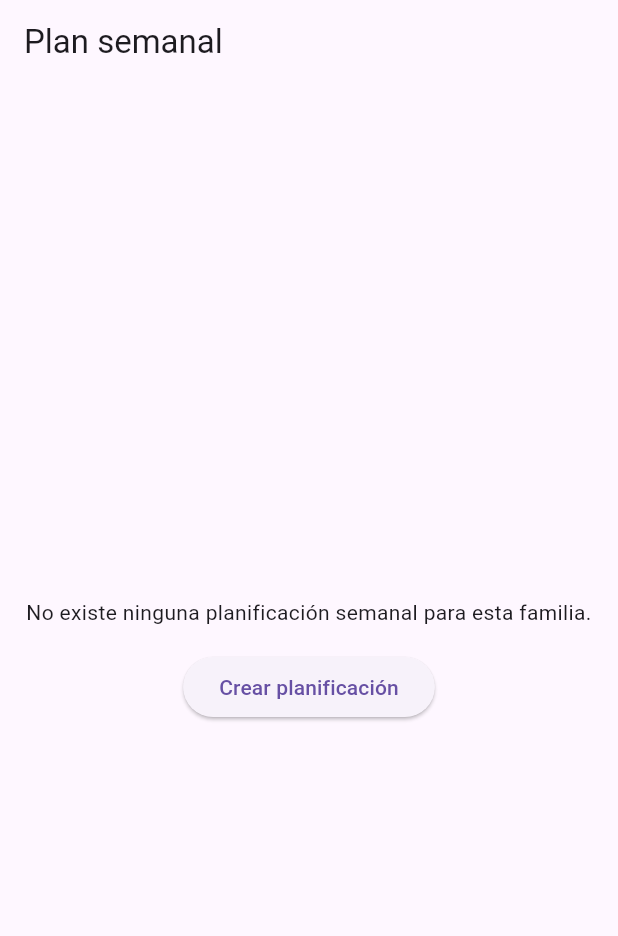
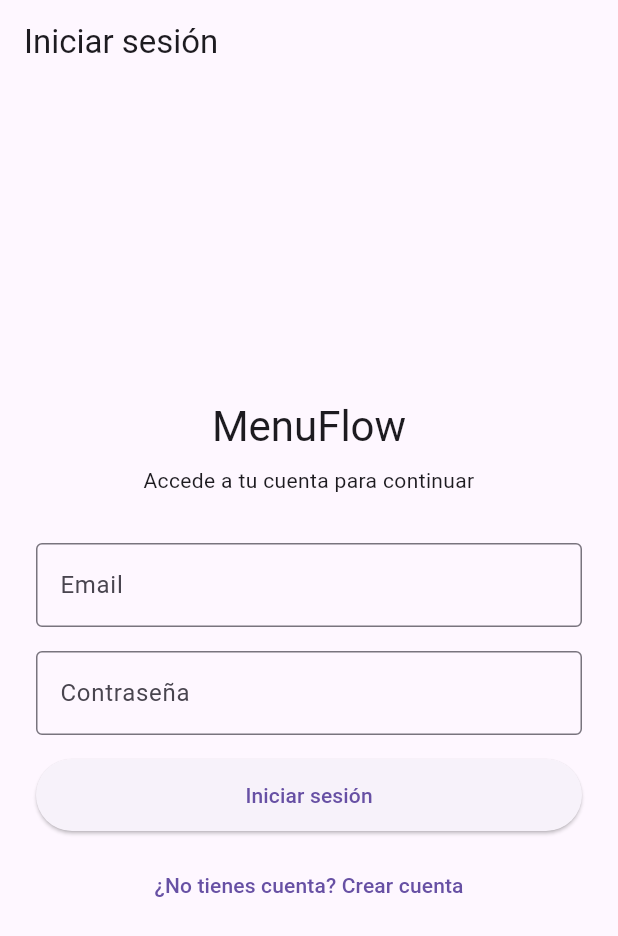
Before and after one commit to fh0069/menuflow, a Flutter app: the screen it shows after launch, on a phone screen of 412 x 824 dp. Shown: the top 936 px of the screen. Run offline on Flutter 3.47's test engine with Material 3 defaults, Android fonts, the phone set to English and light mode, and no system bars; our stand-ins replace cloud_firestore, firebase_auth, firebase_core, flutter_riverpod; accounts and stored records are empty.

Commit message:
feat(auth): complete auth flow and enable weekly plan access

```diff
--- a/lib/features/auth/data/models/app_user_model.dart
+++ b/lib/features/auth/data/models/app_user_model.dart
@@ -2,7 +2,7 @@
 
 import '../../domain/entities/user.dart';
 
-/// Modelo de datos de [User] para Firestore.
+/// Modelo de datos de "User" para Firestore.
 ///
 /// Actúa como puente entre la capa de dominio (User)
 /// y la persistencia en Firestore.
--- a/lib/features/auth/domain/usecases/login_user.dart
+++ b/lib/features/auth/domain/usecases/login_user.dart
@@ -0,0 +1,18 @@
+import '../entities/user.dart';
+import '../repositories/auth_repository.dart';
+
+/// Caso de uso que autentica a un usuario.
+/// Representa la operación de inicio de sesión
+/// sin conocer los detalles de infraestructura.
+class LoginUser {
+  final AuthRepository _repository;
+
+  LoginUser(this._repository);
+
+  Future<User> call({
+    required String email,
+    required String password,
+  }) {
+    return _repository.login(email, password);
+  }
+}
--- a/lib/features/auth/domain/usecases/register_user.dart
+++ b/lib/features/auth/domain/usecases/register_user.dart
@@ -0,0 +1,19 @@
+import '../entities/user.dart';
+import '../repositories/auth_repository.dart';
+
+/// Caso de uso que registra un nuevo usuario.
+/// Representa la operación de creación de cuenta
+/// sin conocer los detalles de infraestructura.
+class RegisterUser {
+  final AuthRepository _repository;
+
+  RegisterUser(this._repository);
+
+  Future<User> call({
+    required String name,
+    required String email,
+    required String password,
+  }) {
+    return _repository.register(name, email, password);
+  }
+}
--- /dev/null
+++ b/lib/features/auth/presentation/pages/auth_gate_page.dart
@@ -0,0 +1,68 @@
+import 'package:flutter/material.dart';
+import 'package:flutter_riverpod/flutter_riverpod.dart';
+
+import '../../../weekly_plan/presentation/pages/weekly_plan_page.dart';
+import '../providers/auth_providers.dart';
+import 'auth_page.dart';
+
+/// Pantalla de entrada de la aplicación.
+///
+/// Su responsabilidad es decidir qué mostrar en función del estado
+/// de autenticación del usuario:
+/// - mientras se carga la sesión → indicador de carga
+/// - si el usuario está autenticado → pantalla principal (temporalmente WeeklyPlanPage)
+/// - si no está autenticado → pantalla de login/registro (AuthPage)
+///
+/// Este widget no contiene lógica de negocio ni detalles de infraestructura.
+class AuthGatePage extends ConsumerStatefulWidget {
+  const AuthGatePage({super.key});
+
+  @override
+  ConsumerState<AuthGatePage> createState() => _AuthGatePageState();
+}
+
+class _AuthGatePageState extends ConsumerState<AuthGatePage> {
+  @override
+  void initState() {
+    super.initState();
+
+    // Al iniciar la app, se intenta recuperar la sesión actual.
+    // Se usa Future.microtask para evitar problemas de contexto
+    // durante el ciclo de vida inicial del widget.
+    Future.microtask(() {
+      ref.read(authNotifierProvider.notifier).loadCurrentUser();
+    });
+  }
+
+  @override
+  Widget build(BuildContext context) {
+    // Observa el estado de autenticación de forma reactiva.
+    final authState = ref.watch(authNotifierProvider);
+
+    /// 1. Estado de carga
+    ///
+    /// Se muestra mientras se está resolviendo si existe una sesión activa.
+    if (authState.isLoading) {
+      return const Scaffold(
+        body: Center(
+          child: CircularProgressIndicator(),
+        ),
+      );
+    }
+
+    /// 2. Usuario autenticado
+    ///
+    /// Si hay usuario, se navega a la pantalla principal.
+
+    if (authState.isAuthenticated) {
+      return const WeeklyPlanPage(
+        familyId: 'family_test_001',
+      );
+    }
+
+    /// 3. Usuario no autenticado
+    ///
+    /// Se muestra la pantalla de autenticación.
+    return const AuthPage();
+  }
+}
--- /dev/null
+++ b/lib/features/auth/presentation/pages/auth_page.dart
@@ -0,0 +1,243 @@
+import 'package:flutter/material.dart';
+import 'package:flutter_riverpod/flutter_riverpod.dart';
+
+import '../providers/auth_providers.dart';
+
+/// Pantalla de autenticación del MVP.
+///
+/// Permite:
+/// - iniciar sesión
+/// - registrar un nuevo usuario
+///
+/// La pantalla no contiene lógica de negocio ni detalles de infraestructura.
+/// Solo se encarga de mostrar el formulario y enviar las acciones al notifier.
+
+class AuthPage extends ConsumerStatefulWidget {
+  const AuthPage({super.key});
+
+  @override
+  ConsumerState<AuthPage> createState() => _AuthPageState();
+}
+
+class _AuthPageState extends ConsumerState<AuthPage> {
+  final _formKey = GlobalKey<FormState>();
+
+  final _nameController = TextEditingController();
+  final _emailController = TextEditingController();
+  final _passwordController = TextEditingController();
+
+  /// Controla si la pantalla está en modo login o registro.
+  bool _isLoginMode = true;
+
+  @override
+  void dispose() {
+    _nameController.dispose();
+    _emailController.dispose();
+    _passwordController.dispose();
+    super.dispose();
+  }
+
+  /// Ejecuta la acción principal del formulario:
+
+  Future<void> _submit() async {
+    // Limpia errores anteriores antes de validar y reenviar.
+    ref.read(authNotifierProvider.notifier).clearError();
+
+    if (!_formKey.currentState!.validate()) {
+      return;
+    }
+
+    final authNotifier = ref.read(authNotifierProvider.notifier);
+
+    final name = _nameController.text.trim();
+    final email = _emailController.text.trim();
+    final password = _passwordController.text.trim();
+
+    if (_isLoginMode) {
+      await authNotifier.login(email, password);
+    } else {
+      await authNotifier.register(name, email, password);
+    }
+  }
+
+  /// Cambia entre modo login y registro.
+  ///
+  /// También limpia el posible error visible para evitar que
+  /// un mensaje del modo anterior quede arrastrado.
+  void _toggleMode() {
+    setState(() {
+      _isLoginMode = !_isLoginMode;
+    });
+
+    ref.read(authNotifierProvider.notifier).clearError();
+  }
+
+  @override
+  Widget build(BuildContext context) {
+    final authState = ref.watch(authNotifierProvider);
+
+    return Scaffold(
+      appBar: AppBar(
+        title: Text(_isLoginMode ? 'Iniciar sesión' : 'Crear cuenta'),
+      ),
+      body: Center(
+        child: SingleChildScrollView(
+          padding: const EdgeInsets.all(24),
+          child: ConstrainedBox(
+            constraints: const BoxConstraints(maxWidth: 420),
+            child: Form(
+              key: _formKey,
+              child: Column(
+                crossAxisAlignment: CrossAxisAlignment.stretch,
+                children: [
+                  Text(
+                    'MenuFlow',
+                    textAlign: TextAlign.center,
+                    style: Theme.of(context).textTheme.headlineMedium,
+                  ),
+                  const SizedBox(height: 8),
+                  Text(
+                    _isLoginMode
+                        ? 'Accede a tu cuenta para continuar'
+                        : 'Crea una cuenta para empezar',
+                    textAlign: TextAlign.center,
+                  ),
+                  const SizedBox(height: 32),
+
+                  /// Campo nombre.
+                  if (!_isLoginMode) ...[
+                    TextFormField(
+                      controller: _nameController,
+                      textInputAction: TextInputAction.next,
+                      decoration: const InputDecoration(
+                        labelText: 'Nombre',
+                        border: OutlineInputBorder(),
+                      ),
+                      validator: (value) {
+                        if (_isLoginMode) {
+                          return null;
+                        }
+
+                        final text = value?.trim() ?? '';
+
+                        if (text.isEmpty) {
+                          return 'Introduce tu nombre';
+                        }
+
+                        if (text.length < 2) {
+                          return 'El nombre es demasiado corto';
+                        }
+
+                        return null;
+                      },
+                    ),
+                    const SizedBox(height: 16),
+                  ],
+
+                  /// Campo email.
+                  TextFormField(
+                    controller: _emailController,
+                    keyboardType: TextInputType.emailAddress,
+                    textInputAction: TextInputAction.next,
+                    decoration: const InputDecoration(
+                      labelText: 'Email',
+                      border: OutlineInputBorder(),
+                    ),
+                    validator: (value) {
+                      final text = value?.trim() ?? '';
+
+                      if (text.isEmpty) {
+                        return 'Introduce tu email';
+                      }
+
+                      if (!text.contains('@')) {
+                        return 'Introduce un email válido';
+                      }
+
+                      return null;
+                    },
+                  ),
+                  const SizedBox(height: 16),
+
+                  /// Campo contraseña.
+                  TextFormField(
+                    controller: _passwordController,
+                    obscureText: true,
+                    textInputAction: TextInputAction.done,
+                    decoration: const InputDecoration(
+                      labelText: 'Contraseña',
+                      border: OutlineInputBorder(),
+                    ),
+                    onFieldSubmitted: (_) {
+                      if (!authState.isLoading) {
+                        _submit();
+                      }
+                    },
+                    validator: (value) {
+                      final text = value?.trim() ?? '';
+
+                      if (text.isEmpty) {
+                        return 'Introduce tu contraseña';
+                      }
+
+                      if (text.length < 6) {
+                        return 'La contraseña debe tener al menos 6 caracteres';
+                      }
+
+                      return null;
+                    },
+                  ),
+                  const SizedBox(height: 16),
+
+                  /// Mensaje de error de autenticación.
+                  ///
+                  /// Se muestra solo cuando el notifier expone un error.
+                  if (authState.errorMessage != null) ...[
+                    Text(
+                      authState.errorMessage!,
+                      style: TextStyle(
+                        color: Theme.of(context).colorScheme.error,
+                      ),
+                      textAlign: TextAlign.center,
+                    ),
+                    const SizedBox(height: 16),
+                  ],
+
+                  /// Botón principal.
+                  ///
+                  /// Se desactiva mientras hay una operación en curso.
+                  SizedBox(
+                    height: 48,
+                    child: ElevatedButton(
+                      onPressed: authState.isLoading ? null : _submit,
+                      child: authState.isLoading
+                          ? const SizedBox(
+                              width: 22,
+                              height: 22,
+                              child: CircularProgressIndicator(strokeWidth: 2),
+                            )
+                          : Text(
+                              _isLoginMode ? 'Iniciar sesión' : 'Registrarse',
+                            ),
+                    ),
+                  ),
+                  const SizedBox(height: 12),
+
+                  /// Botón secundario para alternar entre login y registro.
+                  TextButton(
+                    onPressed: authState.isLoading ? null : _toggleMode,
+                    child: Text(
+                      _isLoginMode
+                          ? '¿No tienes cuenta? Crear cuenta'
+                          : '¿Ya tienes cuenta? Iniciar sesión',
+                    ),
+                  ),
+                ],
+              ),
+            ),
+          ),
+        ),
+      ),
+    );
+  }
+}
--- a/lib/features/auth/presentation/providers/auth_providers.dart
+++ b/lib/features/auth/presentation/providers/auth_providers.dart
@@ -0,0 +1,54 @@
+import 'package:flutter_riverpod/flutter_riverpod.dart';
+
+import '../../../../core/providers/firebase_providers.dart';
+import '../../data/datasources/auth_remote_datasource.dart';
+import '../../data/repositories/auth_repository_impl.dart';
+import '../../domain/repositories/auth_repository.dart';
+import '../../domain/usecases/get_current_user.dart';
+import '../../domain/usecases/login_user.dart';
+import '../../domain/usecases/logout_user.dart';
+import '../../domain/usecases/register_user.dart';
+import 'auth_notifier.dart';
+
+/// Provider del datasource remoto de autenticación.
+final authRemoteDataSourceProvider = Provider<AuthRemoteDataSource>((ref) {
+  final auth = ref.watch(firebaseAuthProvider);
+  final firestore = ref.watch(firestoreProvider);
+  return AuthRemoteDataSourceImpl(auth, firestore);
+});
+
+/// Provider del repositorio de autenticación.
+final authRepositoryProvider = Provider<AuthRepository>((ref) {
+  final dataSource = ref.watch(authRemoteDataSourceProvider);
+  return AuthRepositoryImpl(dataSource);
+});
+
+/// Providers de use cases.
+final getCurrentUserProvider = Provider<GetCurrentUser>((ref) {
+  return GetCurrentUser(ref.watch(authRepositoryProvider));
+});
+
+final registerUserProvider = Provider<RegisterUser>((ref) {
+  return RegisterUser(ref.watch(authRepositoryProvider));
+});
+
+final loginUserProvider = Provider<LoginUser>((ref) {
+  return LoginUser(ref.watch(authRepositoryProvider));
+});
+
+final logoutUserProvider = Provider<LogoutUser>((ref) {
+  return LogoutUser(ref.watch(authRepositoryProvider));
+});
+
+/// Provider principal del estado de autenticación.
+/// Es el único punto de acceso desde la UI para leer estado
+/// y disparar acciones de auth.
+final authNotifierProvider =
+    StateNotifierProvider<AuthNotifier, AuthState>((ref) {
+  return AuthNotifier(
+    getCurrentUser: ref.watch(getCurrentUserProvider),
+    registerUser: ref.watch(registerUserProvider),
+    loginUser: ref.watch(loginUserProvider),
+    logoutUser: ref.watch(logoutUserProvider),
+  );
+});
--- a/lib/main.dart
+++ b/lib/main.dart
@@ -1,7 +1,7 @@
 import 'package:firebase_core/firebase_core.dart';
 import 'package:flutter/material.dart';
 import 'package:flutter_riverpod/flutter_riverpod.dart';
-import 'package:menuflow/features/weekly_plan/presentation/pages/weekly_plan_page.dart';
+import 'package:menuflow/features/auth/presentation/pages/auth_gate_page.dart';
 import 'package:menuflow/firebase_options.dart';
 
 Future<void> main() async {
@@ -25,7 +25,7 @@
   Widget build(BuildContext context) {
     return MaterialApp(
       debugShowCheckedModeBanner: false,
-      home: const WeeklyPlanPage(familyId: 'family_test_001'),
+      home: const AuthGatePage(),
     );
   }
 }
```
Also changed, not shown: lib/core/providers/firebase_providers.dart (added, +15 -0 lines), lib/features/auth/data/datasources/auth_remote_datasource.dart (+8 -1 lines), lib/features/auth/domain/usecases/get_current_user.dart (added, +16 -0 lines), lib/features/auth/domain/usecases/logout_user.dart (+14 -0 lines), lib/features/auth/presentation/providers/auth_notifier.dart (added, +158 -0 lines), pubspec.yaml (+4 -5 lines), lib/features/auth/domain/usecases/watch_auth_state.dart (deleted), pubspec.lock.
